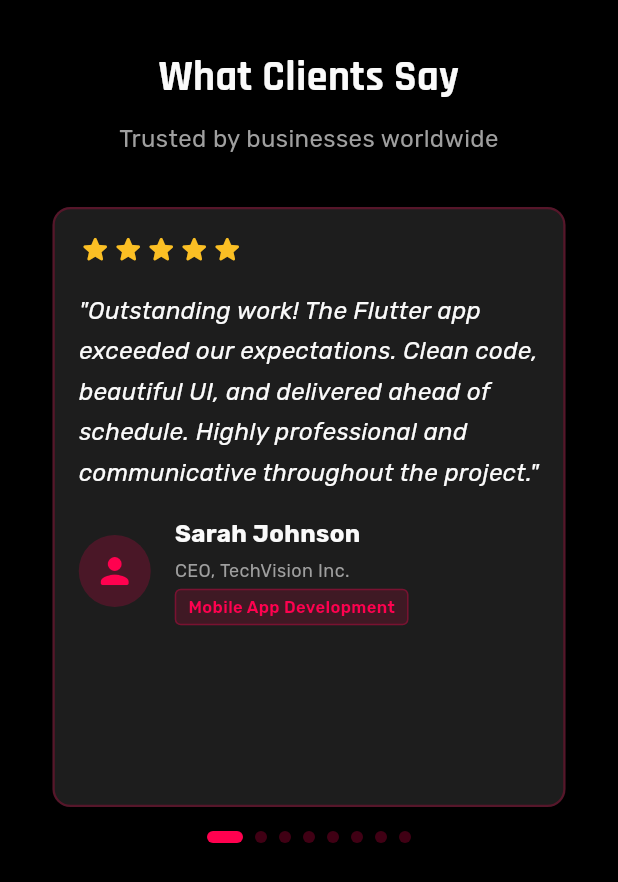
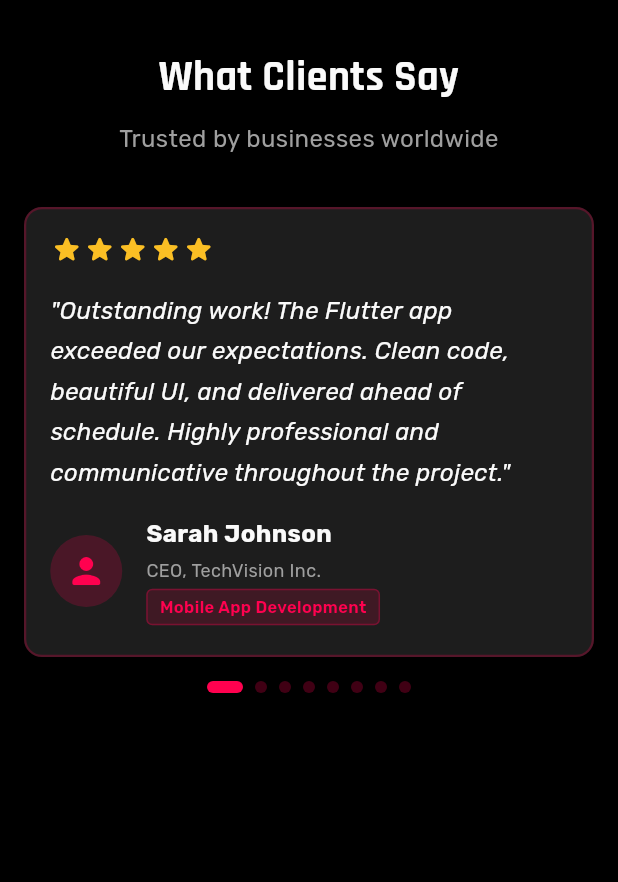
Before and after one commit to dolonk/responsive_website, a Flutter app: the TestimonialsSection widget shown alone on an empty page, opened directly, on a phone screen of 412 x 824 dp. Shown: the top 882 px of the screen. Run offline on Flutter 3.47's test engine with Material 3 defaults, Android fonts, the phone set to English and light mode, and no system bars; drawn by our look-alikes of carousel_slider, flutter_animate; our stand-ins replace animated_text_kit, device_preview, file_picker, flutter_staggered_animations, flutter_svg, font_awesome_flutter and 4 more; missing offline and left inert: dart:ui_web.

Commit message:
update contact  page

```diff
--- a/lib/features/contact/widgets/testimonials/testimonials_section.dart
+++ b/lib/features/contact/widgets/testimonials/testimonials_section.dart
@@ -77,11 +77,12 @@ class _TestimonialsSectionState extends State<TestimonialsSection> {
                     return TestimonialCard(testimonial: testimonials[index]);
                   },
                   options: CarouselOptions(
-                    height: context.responsiveValue(mobile: 400.0, tablet: 420.0, desktop: 400.0),
-                    viewportFraction: context.responsiveValue(mobile: 0.9, tablet: 0.85, desktop: 0.7),
+                    height: context.responsiveValue(mobile: 300.0, tablet: 380.0, desktop: 400.0),
+                    viewportFraction: context.responsiveValue(mobile: 1, tablet: 0.7, desktop: 0.6),
                     enlargeCenterPage: true,
                     enableInfiniteScroll: true,
-                    autoPlay: false,
+                    autoPlay: true,
+                    autoPlayInterval: const Duration(seconds: 6),
                     scrollPhysics: NeverScrollableScrollPhysics(),
                     onPageChanged: (index, reason) {
                       setState(() => _currentIndex = index);
```
Also changed, not shown: lib/features/home/widgets/reviews_section/reviews_section.dart (+9 -2 lines).
